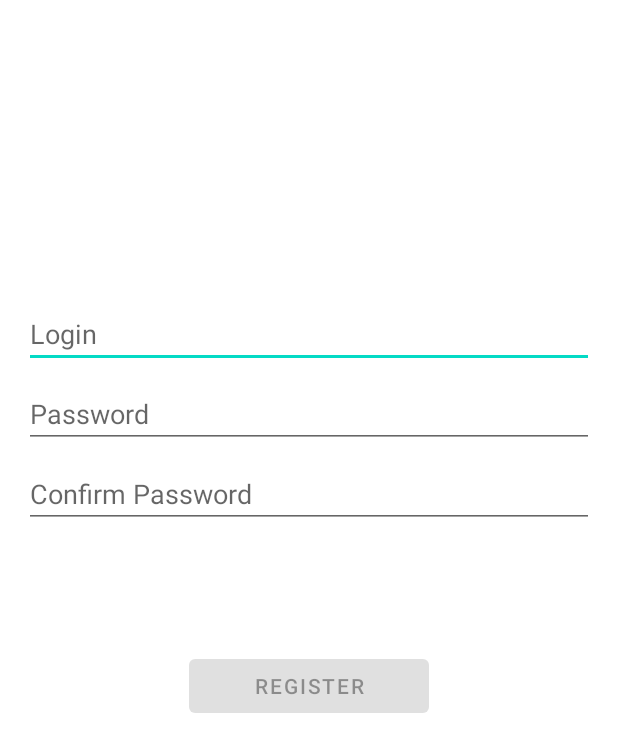
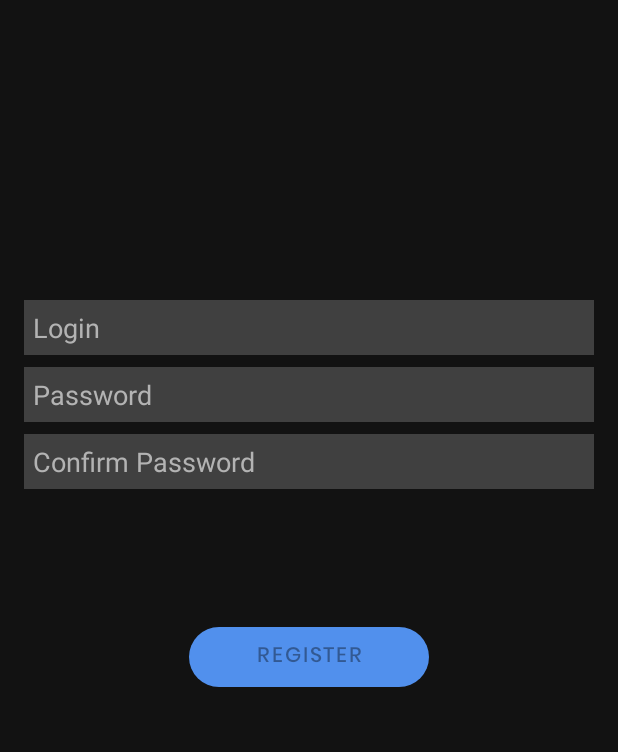
Before and after one commit to ElysiumHSE/Elysium, an Android app: the screen it shows after launch (RegistrationActivity), after a tap on "REGISTER", on a phone screen of 412 x 824 dp. Shown: the top 752 px of the screen. Run offline under Robolectric (Android 15) with nearby library versions, the phone set to English and light mode, and no system bars; our stand-ins replace Dagger/Hilt's generated code.

Commit message:
Change theme

```diff
--- a/ElysiumApp/app/src/main/java/ru/hse/elysiumapp/ui/activities/LoginActivity.kt
+++ b/ElysiumApp/app/src/main/java/ru/hse/elysiumapp/ui/activities/LoginActivity.kt
@@ -8,6 +8,7 @@ import android.widget.Toast
 import androidx.activity.viewModels
 import androidx.core.widget.doAfterTextChanged
 import androidx.lifecycle.Observer
+import ru.hse.elysiumapp.R
 import dagger.hilt.android.AndroidEntryPoint
 import ru.hse.elysiumapp.databinding.ActivityLoginBinding
 import ru.hse.elysiumapp.ui.viewmodels.LoggedInUserView
@@ -32,7 +33,7 @@ class LoginActivity : AppCompatActivity() {
         val register = binding.register
         val loading = binding.loading
 
-        register.isEnabled = true
+        login.setBackgroundColor(resources.getColor(R.color.inactiveBlue))
 
         register.setOnClickListener {
             startActivity(Intent(this, RegistrationActivity::class.java))
@@ -56,6 +57,11 @@ class LoginActivity : AppCompatActivity() {
             val loginFormState = it ?: return@Observer
 
             login.isEnabled = loginFormState.isDataValid
+            if (login.isEnabled) {
+                login.setBackgroundColor(resources.getColor(R.color.colorAccent))
+            } else {
+                login.setBackgroundColor(resources.getColor(R.color.inactiveBlue))
+            }
         })
 
         login.setOnClickListener {
--- a/ElysiumApp/app/src/main/res/layout/activity_main.xml
+++ b/ElysiumApp/app/src/main/res/layout/activity_main.xml
@@ -4,6 +4,7 @@
     xmlns:tools="http://schemas.android.com/tools"
     android:layout_width="match_parent"
     android:layout_height="match_parent"
+    android:background="@color/darkBackground"
     tools:context=".ui.activities.MainActivity">
 
     <TextView
--- a/ElysiumApp/app/src/main/res/layout/activity_registration.xml
+++ b/ElysiumApp/app/src/main/res/layout/activity_registration.xml
@@ -9,6 +9,7 @@
     android:paddingTop="@dimen/activity_vertical_margin"
     android:paddingRight="@dimen/activity_horizontal_margin"
     android:paddingBottom="@dimen/activity_vertical_margin"
+    android:background="@color/darkBackground"
     tools:context=".ui.activities.RegistrationActivity">
 
     <EditText
@@ -20,6 +21,8 @@
         android:hint="@string/prompt_login"
         android:inputType="textEmailAddress"
         android:selectAllOnFocus="true"
+        android:background="@color/lightBackground"
+        android:padding="@dimen/edit_text_padding"
         app:layout_constraintEnd_toEndOf="parent"
         app:layout_constraintStart_toStartOf="parent"
         app:layout_constraintTop_toTopOf="parent" />
@@ -35,6 +38,8 @@
         android:imeOptions="actionDone"
         android:inputType="textPassword"
         android:selectAllOnFocus="true"
+        android:background="@color/lightBackground"
+        android:padding="@dimen/edit_text_padding"
         app:layout_constraintEnd_toEndOf="parent"
         app:layout_constraintStart_toStartOf="parent"
         app:layout_constraintTop_toBottomOf="@+id/username" />
@@ -50,6 +55,8 @@
         android:imeOptions="actionDone"
         android:inputType="textPassword"
         android:selectAllOnFocus="true"
+        android:background="@color/lightBackground"
+        android:padding="@dimen/edit_text_padding"
         app:layout_constraintEnd_toEndOf="parent"
         app:layout_constraintStart_toStartOf="parent"
         app:layout_constraintTop_toBottomOf="@+id/password" />
@@ -63,6 +70,7 @@
         android:layout_marginBottom="64dp"
         android:enabled="false"
         android:text="@string/action_register"
+        android:padding="@dimen/button_padding"
         app:layout_constraintBottom_toBottomOf="parent"
         app:layout_constraintEnd_toEndOf="parent"
         app:layout_constraintStart_toStartOf="parent"
--- a/ElysiumApp/app/src/main/res/values/colors.xml
+++ b/ElysiumApp/app/src/main/res/values/colors.xml
@@ -7,4 +7,13 @@
     <color name="teal_700">#FF018786</color>
     <color name="black">#FF000000</color>
     <color name="white">#FFFFFFFF</color>
+
+    <color name="inactiveBlue">#5190ED</color>
+    <color name="secondaryText">#B3B3B3</color>
+    <color name="colorPrimary">#003EFF</color>
+    <color name="colorPrimaryDark">#3700B3</color>
+    <color name="colorAccent">#0000EE</color>
+    <color name="mediumDarkBackground">#303030</color>
+    <color name="darkBackground">#121212</color>
+    <color name="lightBackground">#404040</color>
 </resources>
--- a/ElysiumApp/app/src/main/res/values/dimens.xml
+++ b/ElysiumApp/app/src/main/res/values/dimens.xml
@@ -2,4 +2,6 @@
     <dimen name="activity_horizontal_margin">16dp</dimen>
     <dimen name="activity_vertical_margin">16dp</dimen>
     <dimen name="log_in_and_register_buttons_width">160dp</dimen>
+    <dimen name="edit_text_padding">6dp</dimen>
+    <dimen name="button_padding">8dp</dimen>
 </resources>
--- a/ElysiumApp/app/src/main/res/values/strings.xml
+++ b/ElysiumApp/app/src/main/res/values/strings.xml
@@ -10,4 +10,7 @@
     <string name="invalid_password">Password must be >5 characters</string>
     <string name="login_failed">"Login failed"</string>
     <string name="action_register">Register</string>
+
+    <string name="notification_channel_name">Music Channel</string>
+    <string name="notification_channel_description">Shows the currently playing music</string>
 </resources>
--- a/ElysiumApp/app/src/main/res/values/themes.xml
+++ b/ElysiumApp/app/src/main/res/values/themes.xml
@@ -1,16 +1,39 @@
 <resources xmlns:tools="http://schemas.android.com/tools">
     <!-- Base application theme. -->
     <style name="Theme.ElysiumApp" parent="Theme.MaterialComponents.DayNight.NoActionBar">
-        <!-- Primary brand color. -->
-        <item name="colorPrimary">@color/purple_500</item>
-        <item name="colorPrimaryVariant">@color/purple_700</item>
-        <item name="colorOnPrimary">@color/white</item>
-        <!-- Secondary brand color. -->
-        <item name="colorSecondary">@color/teal_200</item>
-        <item name="colorSecondaryVariant">@color/teal_700</item>
-        <item name="colorOnSecondary">@color/black</item>
-        <!-- Status bar color. -->
-        <item name="android:statusBarColor">?attr/colorPrimaryVariant</item>
-        <!-- Customize your theme here. -->
+        <item name="colorPrimary">@color/colorPrimary</item>
+        <item name="colorPrimaryDark">@color/colorPrimaryDark</item>
+        <item name="colorAccent">@color/colorAccent</item>
+        <item name="android:textViewStyle">@style/PoppinsTextStyle</item>
+        <item name="materialButtonStyle">@style/ButtonStyle</item>
+        <item name="textInputStyle">@style/InputTextStyle</item>
+        <item name="editTextStyle">@style/EditTextStyle</item>
+    </style>
+
+    <style name="EditTextStyle" parent="Widget.AppCompat.EditText">
+        <item name="android:textColor">@color/white</item>
+        <item name="android:textColorHint">@color/secondaryText</item>
+    </style>
+
+    <style name="InputTextStyle" parent="Widget.Design.TextInputLayout">
+        <item name="backgroundTint">@android:color/white</item>
+        <item name="cornerRadius">16dp</item>
+        <item name="background">@color/colorAccent</item>
+        <item name="android:textColor">@android:color/white</item>
+        <item name="android:backgroundTint">@color/colorAccent</item>
+    </style>
+
+    <style name="PlayButtonStyle" parent="Widget.MaterialComponents.Button">
+        <item name="cornerRadius">100dp</item>
+    </style>
+
+    <style name="ButtonStyle" parent="Widget.MaterialComponents.Button">
+        <item name="fontFamily">@font/poppins_medium</item>
+        <item name="cornerRadius">25dp</item>
+    </style>
+
+    <style name="PoppinsTextStyle" parent="android:Widget.TextView">
+        <item name="fontFamily">@font/poppins_regular</item>
+        <item name="android:textColor">@android:color/white</item>
     </style>
 </resources>
```
Also changed, not shown: ElysiumApp/app/src/main/java/ru/hse/elysiumapp/ui/activities/RegistrationActivity.kt (+9 -0 lines), ElysiumApp/app/src/main/res/layout/activity_login.xml (+7 -1 lines), ElysiumApp/app/src/main/res/font/poppins_black.ttf (added), ElysiumApp/app/src/main/res/font/poppins_medium.ttf (added), ElysiumApp/app/src/main/res/font/poppins_regular.ttf (added), ElysiumApp/app/src/main/res/font/poppins_thin.ttf (added).
